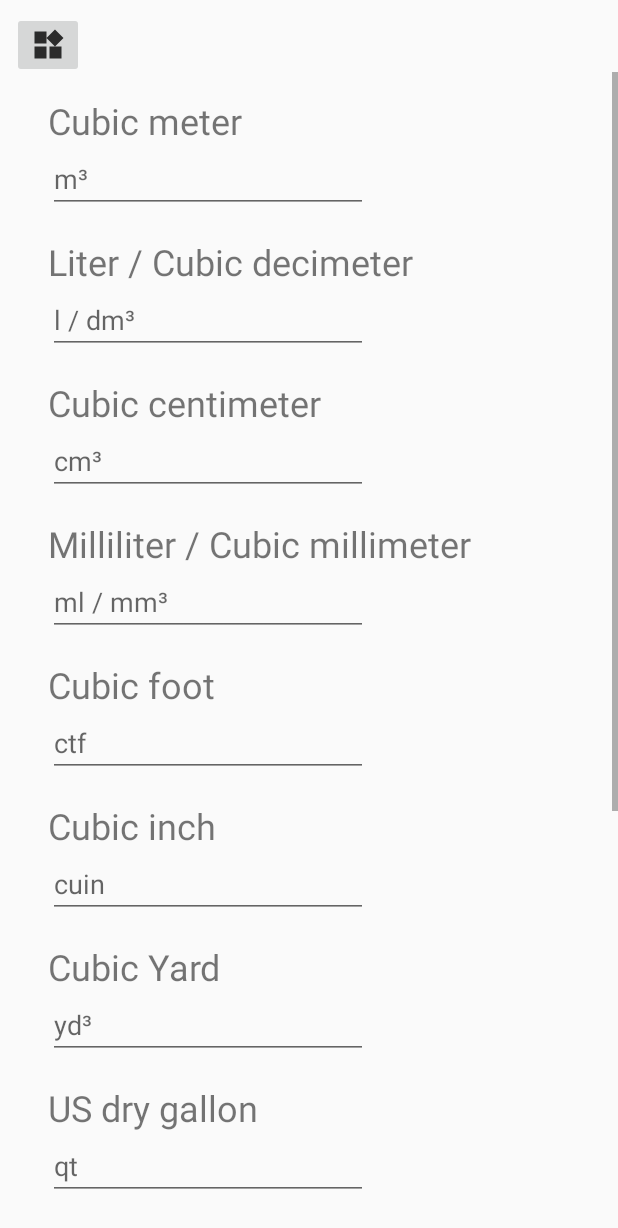
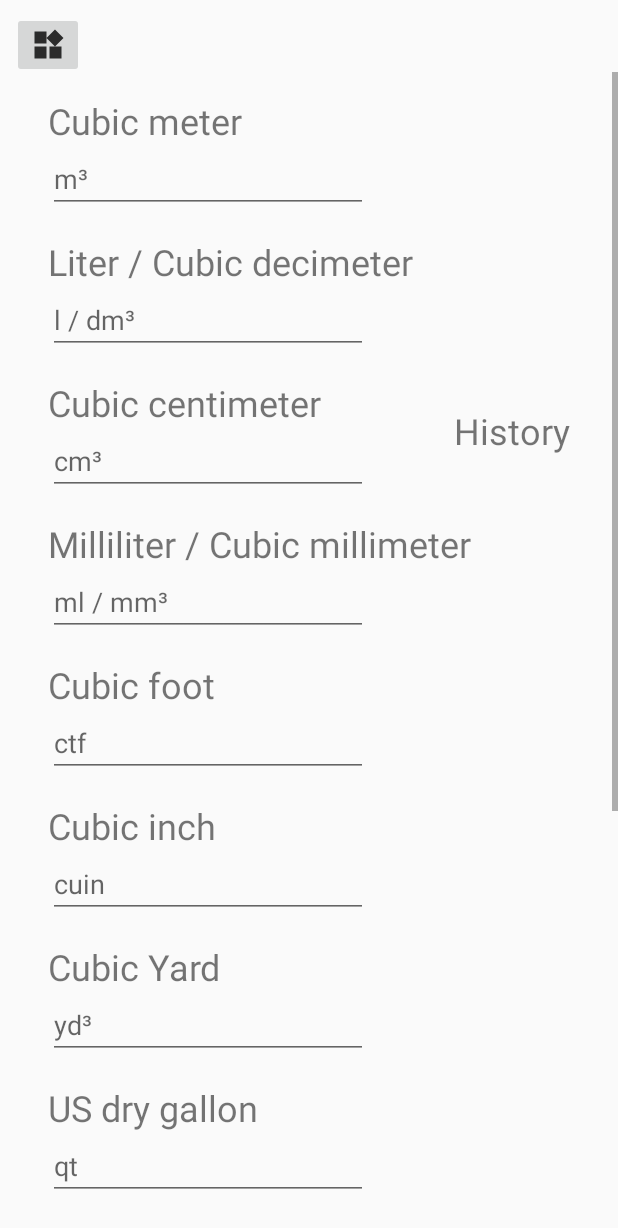
Before and after one commit to The-Converter/The-Converter, an Android app: the VolumeFragment screen opened through its navigation route, on a phone screen of 412 x 824 dp. Shown: the top 1228 px of the screen. Run offline under Robolectric (Android 15) with nearby library versions, the phone set to English and light mode, and no system bars.

Commit message:
Added interactive history, fixed some bugs and added some minor things
Interactive history: added in area-, distance and volume fragment. To use in others you only need to add 2 lines!
Bug-fixes: soft-keyboard now disappears when not needed
Minor-Additions: Added layout file "standard-layout.xml" to avoid redunant code in xml files

```diff
--- a/app/src/main/java/com/example/theconverter/CreditsFragment.kt
+++ b/app/src/main/java/com/example/theconverter/CreditsFragment.kt
@@ -26,6 +26,6 @@ class CreditsFragment : Fragment() {
     override fun onViewCreated(view: View, savedInstanceState: Bundle?) {
         super.onViewCreated(view, savedInstanceState)
 
-        FragmentUtility(view.creditFragment).setReturnButton(view, findNavController(), CreditsFragmentDirections.actionCreditsToFirstFragment())
+        FragmentUtility(view.creditFragment, context).setReturnButton(view, findNavController(), CreditsFragmentDirections.actionCreditsToFirstFragment())
     }
 }
--- a/app/src/main/java/com/example/theconverter/FragmentUtility.kt
+++ b/app/src/main/java/com/example/theconverter/FragmentUtility.kt
@@ -1,9 +1,12 @@
 package com.example.theconverter
 
+import android.content.Context
 import android.view.View
 import android.view.ViewGroup
+import android.view.inputmethod.InputMethodManager
 import android.widget.*
 import androidx.constraintlayout.widget.ConstraintLayout
+import androidx.core.content.contentValuesOf
 import androidx.navigation.NavController
 import androidx.navigation.NavDirections
 
@@ -12,15 +15,17 @@ import androidx.navigation.NavDirections
  * Get and filter children on conditions, soon more
  *
  * @param [fragment] ConstraintLayout (frogment with constraints) to work with
+ * @param [context] Context
  * @throws [ClassNotFoundException] if no Scroll-View exists in the given ConstraintLayout but is required by a called method
  *
  * @author Eli
  */
-class FragmentUtility (val fragment: ConstraintLayout) {
+class FragmentUtility (private val _fragment: ConstraintLayout, private val _context: Context?) {
 
     // no public properties because getter doesn't take arguments
 
     private var _cacheEditTextList: MutableList<EditText> = mutableListOf()
+    private var _cacheHistoryTextViewList: MutableList<TextView> = mutableListOf()
 
     /**
      * Get all EditTexts that are child of the fragment also if they're child of a ScrollView in the fragment
@@ -44,7 +49,7 @@ class FragmentUtility (val fragment: ConstraintLayout) {
     private fun setEditText(tag: String) {
         _cacheEditTextList = mutableListOf()
 
-        checkViewGroupChildren(fragment, tag)
+        checkViewGroupChildren(_fragment, tag)
 
         val scrollViewNullable: ScrollView? = getScrollView()
 
@@ -67,11 +72,11 @@ class FragmentUtility (val fragment: ConstraintLayout) {
     }
 
     private fun getScrollView(): ScrollView? {
-        val childCount = fragment.childCount
+        val childCount = _fragment.childCount
 
         for (i in 0 until childCount) {
-            if (fragment.getChildAt(i) is ScrollView) {
-                return fragment.getChildAt(i) as ScrollView
+            if (_fragment.getChildAt(i) is ScrollView) {
+                return _fragment.getChildAt(i) as ScrollView
             }
         }
 
@@ -92,4 +97,33 @@ class FragmentUtility (val fragment: ConstraintLayout) {
             navController.navigate(action)
         }
     }
+
+    /**
+     * Hides the soft-keyboard from the screen
+     */
+    fun hideKeyBoard() {
+        _context?.let {context ->
+            val imm = context.getSystemService(Context.INPUT_METHOD_SERVICE) as InputMethodManager
+            imm.hideSoftInputFromWindow(_fragment.windowToken, 0)
+        }
+    }
+
+    /**
+     * Get the TextViews used for the converting-history
+     * List will be cached, update can be forced
+     *
+     * @param [forceUpdate] set to true if you want to force an update
+     * @return [_cacheHistoryTextViewList] Mutable list of history-textViews
+     */
+    fun getHistoryTextViews(forceUpdate: Boolean = false): MutableList<TextView> {
+
+        if (forceUpdate || _cacheHistoryTextViewList.isEmpty()) {
+
+            _cacheHistoryTextViewList.add(_fragment.findViewById(R.id.textView_history1))
+            _cacheHistoryTextViewList.add(_fragment.findViewById(R.id.textView_history2))
+            _cacheHistoryTextViewList.add(_fragment.findViewById(R.id.textView_history3))
+        }
+
+        return _cacheHistoryTextViewList
+    }
 }
--- a/app/src/main/java/com/example/theconverter/TemperatureFragment.kt
+++ b/app/src/main/java/com/example/theconverter/TemperatureFragment.kt
@@ -36,7 +36,7 @@ class TemperatureFragment : Fragment() {
             findNavController().navigate(action)
         }
 
-        view.findViewById<EditText>(R.id.editText_celsius).setOnEditorActionListener { _, actionId, event ->
+        view.findViewById<EditText>(R.id.editText_celsius).setOnEditorActionListener { _, actionId, _ ->
 
             if (actionId == EditorInfo.IME_ACTION_DONE) {
                 view.findViewById<EditText>(R.id.editText_celsius).clearFocus()
@@ -53,7 +53,7 @@ class TemperatureFragment : Fragment() {
             }
         }
 
-        view.findViewById<EditText>(R.id.editText_fahrenheit).setOnEditorActionListener { _, actionId, event ->
+        view.findViewById<EditText>(R.id.editText_fahrenheit).setOnEditorActionListener { _, actionId, _ ->
 
             if (actionId == EditorInfo.IME_ACTION_DONE) {
                 view.findViewById<EditText>(R.id.editText_fahrenheit).clearFocus()
@@ -70,7 +70,7 @@ class TemperatureFragment : Fragment() {
             }
         }
 
-        view.findViewById<EditText>(R.id.editText_kelvin).setOnEditorActionListener { _, actionId, event ->
+        view.findViewById<EditText>(R.id.editText_kelvin).setOnEditorActionListener { _, actionId, _ ->
 
             if (actionId == EditorInfo.IME_ACTION_DONE) {
                 view.findViewById<EditText>(R.id.editText_kelvin).clearFocus()
--- a/app/src/main/java/com/example/theconverter/TimeZoneFragment.kt
+++ b/app/src/main/java/com/example/theconverter/TimeZoneFragment.kt
@@ -41,7 +41,7 @@ class TimeZoneFragment : Fragment() {
             findNavController().navigate(action)
         }
 
-        _fragmentUtility = FragmentUtility(view.timeZoneFragment)
+        _fragmentUtility = FragmentUtility(view.timeZoneFragment, context)
 
         // cache list with tags
         _fragmentUtility.getEditTexts(true, "timeField")
--- a/app/src/main/java/com/example/theconverter/VolumeFragment.kt
+++ b/app/src/main/java/com/example/theconverter/VolumeFragment.kt
@@ -1,6 +1,5 @@
 package com.example.theconverter
 
-import android.content.Context
 import android.os.Bundle
 import androidx.fragment.app.Fragment
 import android.view.LayoutInflater
@@ -28,10 +27,11 @@ class VolumeFragment : Fragment() {
     override fun onViewCreated(view: View, savedInstanceState: Bundle?) {
         super.onViewCreated(view, savedInstanceState)
 
-        val fragmentUtility = FragmentUtility(view.volumeFragment)
+        val fragmentUtility = FragmentUtility(view.volumeFragment, context)
         fragmentUtility.setReturnButton(view, findNavController(), VolumeFragmentDirections.actionVolumeFragmentToFirstFragment())
 
-        val convertingUtility = ConvertingUtility(fragmentUtility, context, resources.getStringArray(R.array.volume_factors))
-        convertingUtility.setListeners()
+        val convertingUtility = ConvertingUtility(fragmentUtility, resources.getStringArray(R.array.volume_factors))
+        convertingUtility.setEditTextListener()
+        convertingUtility.setHistoryListener()
     }
 }
--- a/app/src/main/res/layout/fragment_volume.xml
+++ b/app/src/main/res/layout/fragment_volume.xml
@@ -6,18 +6,6 @@
     android:layout_height="match_parent"
     xmlns:app="http://schemas.android.com/apk/res-auto"
     tools:context=".VolumeFragment">
-
-    <ImageButton
-        android:id="@+id/imageButton_choose"
-        android:layout_width="wrap_content"
-        android:layout_height="wrap_content"
-        android:layout_marginStart="8dp"
-        android:layout_marginLeft="8dp"
-        android:layout_marginTop="8dp"
-        android:src="@drawable/ic_button_choose"
-        android:contentDescription="@string/ic_button_choose_description"
-        app:layout_constraintStart_toStartOf="parent"
-        app:layout_constraintTop_toTopOf="parent" />
 
     <ScrollView
         android:layout_width="match_parent"
@@ -370,4 +358,7 @@
 
         </LinearLayout>
     </ScrollView>
+
+    <include layout="@layout/standard_layout" />
+
 </androidx.constraintlayout.widget.ConstraintLayout>
--- /dev/null
+++ b/app/src/main/res/layout/standard_layout.xml
@@ -0,0 +1,67 @@
+<?xml version="1.0" encoding="utf-8"?>
+<androidx.constraintlayout.widget.ConstraintLayout xmlns:android="http://schemas.android.com/apk/res/android"
+    xmlns:app="http://schemas.android.com/apk/res-auto"
+    android:layout_width="match_parent"
+    android:layout_height="match_parent" >
+
+    <ImageButton
+        android:id="@+id/imageButton_choose"
+        android:layout_width="wrap_content"
+        android:layout_height="wrap_content"
+        android:layout_marginStart="8dp"
+        android:layout_marginLeft="8dp"
+        android:layout_marginTop="8dp"
+        android:src="@drawable/ic_button_choose"
+        android:contentDescription="@string/ic_button_choose_description"
+        app:layout_constraintStart_toStartOf="parent"
+        app:layout_constraintTop_toTopOf="parent" />
+
+    <TextView
+        android:id="@+id/textView_history_heading"
+        android:layout_width="wrap_content"
+        android:layout_height="wrap_content"
+        android:layout_marginEnd="32dp"
+        android:layout_marginRight="32dp"
+        android:layout_marginBottom="250dp"
+        android:text="@string/textView_history_heading_text"
+        android:textSize="24sp"
+        app:layout_constraintBottom_toBottomOf="parent"
+        app:layout_constraintEnd_toEndOf="parent"
+        app:layout_constraintTop_toTopOf="parent" />
+
+    <TextView
+        android:id="@+id/textView_history1"
+        android:layout_width="wrap_content"
+        android:layout_height="wrap_content"
+        android:layout_marginTop="16dp"
+        android:layout_marginEnd="32dp"
+        android:layout_marginRight="32dp"
+        android:clickable="true"
+        android:focusable="true"
+        android:textSize="18sp"
+        app:layout_constraintEnd_toEndOf="parent"
+        app:layout_constraintTop_toBottomOf="@+id/textView_history_heading" />
+
+    <TextView
+        android:id="@+id/textView_history2"
+        android:layout_width="wrap_content"
+        android:layout_height="wrap_content"
+        android:layout_marginEnd="32dp"
+        android:layout_marginRight="32dp"
+        android:textSize="18sp"
+        app:layout_constraintEnd_toEndOf="parent"
+        app:layout_constraintTop_toBottomOf="@+id/textView_history1" />
+
+    <TextView
+        android:id="@+id/textView_history3"
+        android:layout_width="wrap_content"
+        android:layout_height="wrap_content"
+        android:layout_marginEnd="32dp"
+        android:layout_marginRight="32dp"
+        android:clickable="true"
+        android:focusable="true"
+        android:textSize="18sp"
+        app:layout_constraintEnd_toEndOf="parent"
+        app:layout_constraintTop_toBottomOf="@+id/textView_history2" />
+
+</androidx.constraintlayout.widget.ConstraintLayout>
--- a/app/src/main/res/values/strings.xml
+++ b/app/src/main/res/values/strings.xml
@@ -14,6 +14,8 @@
 
 
     <!-- Strings used for TextViews -->
+    <string name="textView_history_heading_text">History</string>
+
     <string name="kmh_textView_text">Km/h</string>
     <string name="ms_textView_text">m/s</string>
     <string name="mph_textView_text">mph</string>
```
Also changed, not shown: app/src/main/java/com/example/theconverter/AreaFragment.kt (+5 -3 lines), app/src/main/java/com/example/theconverter/ConvertingUtility.kt (+109 -25 lines), app/src/main/java/com/example/theconverter/DistanceFragment.kt (+4 -6 lines), app/src/main/res/layout/fragment_area.xml (+9 -20 lines), app/src/main/res/layout/fragment_distance.xml (+3 -15 lines).
